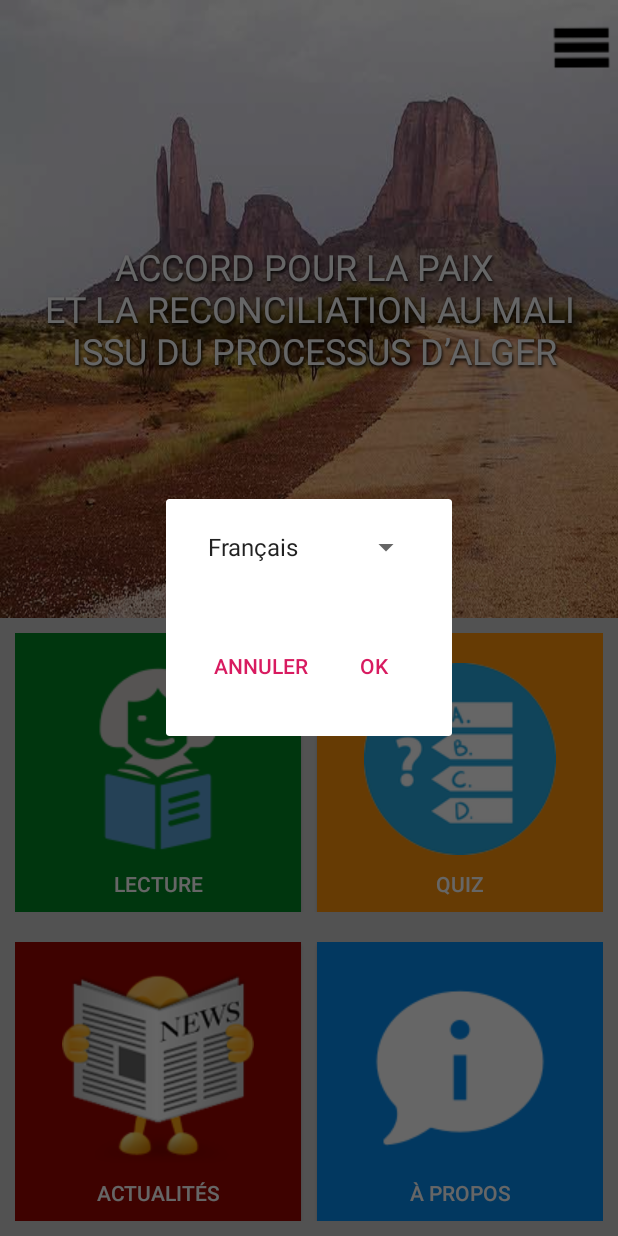
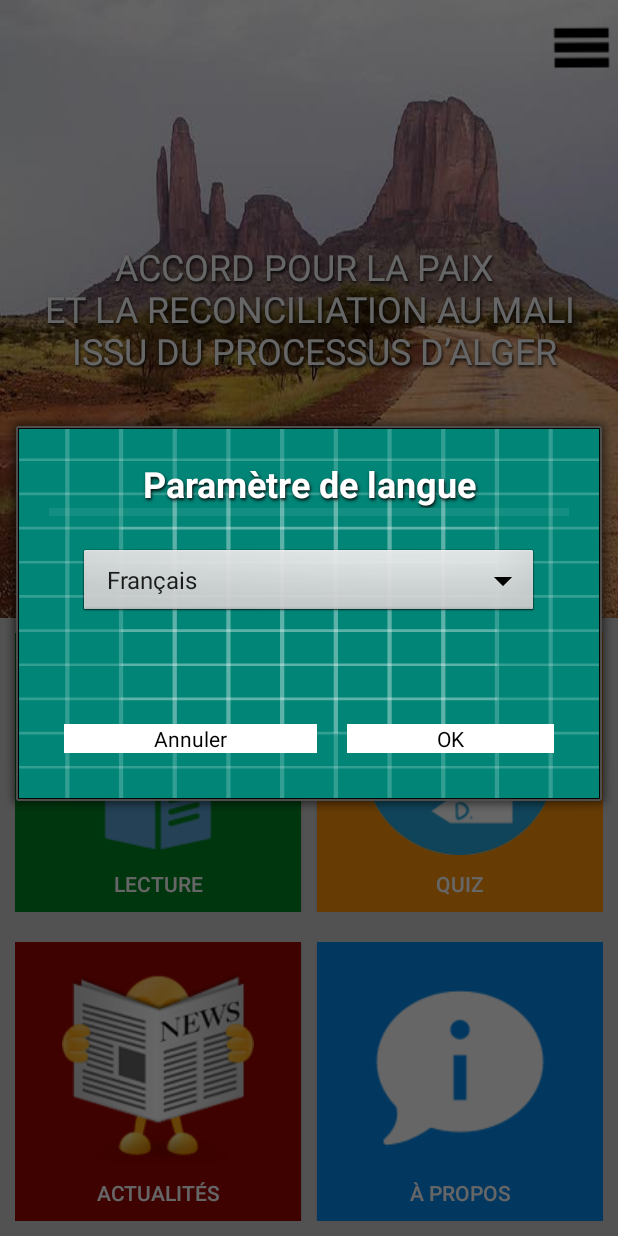
Before and after one commit to fadiga/Accord-Mali, an Android app: the screen it shows after launch (Home), after a tap on an icon or button, on a phone screen of 412 x 824 dp. Run offline under Robolectric (Android 15) with nearby library versions, the phone set to English and light mode, and no system bars.

Commit message:
Suite de l'amélioration des affichages.

```diff
--- a/AccordDroid/app/src/main/java/ml/unicef/accord_droid/Base.java
+++ b/AccordDroid/app/src/main/java/ml/unicef/accord_droid/Base.java
@@ -48,8 +48,10 @@ public class Base extends Activity {
 
     public void dialogueSettings() {
 
-        final Dialog settingdialog = new Dialog(Base.this);
+        final Dialog settingdialog = new Dialog(Base.this, R.style.hidetitle);
+
         settingdialog.setContentView(R.layout.add_preference);
+        settingdialog.setCancelable(false);
         settingdialog.setTitle("Paramètre de langue");
         settingdialog.show();
         spinner = settingdialog.findViewById(R.id.spinner);
--- a/AccordDroid/app/src/main/res/layout/add_preference.xml
+++ b/AccordDroid/app/src/main/res/layout/add_preference.xml
@@ -1,41 +1,75 @@
 <?xml version="1.0" encoding="utf-8"?>
 <LinearLayout xmlns:android="http://schemas.android.com/apk/res/android"
     android:layout_width="match_parent"
-    android:layout_height="wrap_content"
+    android:layout_height="match_parent"
+    android:background="@drawable/ic_launcher_background"
     android:gravity="center"
     android:orientation="vertical">
 
-    <android.support.v7.widget.AppCompatSpinner
+
+    <LinearLayout
+        android:layout_width="match_parent"
+        android:layout_height="wrap_content"
+        android:layout_margin="20dp"
+        android:layout_weight="0.50"
+        android:orientation="vertical">
+
+        <TextView
+            android:layout_width="match_parent"
+            android:layout_height="wrap_content"
+            android:gravity="center"
+            android:shadowColor="#0A0A0A"
+            android:shadowDx="1"
+            android:shadowDy="2"
+            android:shadowRadius="2"
+            android:textAlignment="center"
+            android:textColor="#fff"
+            android:textSize="24sp"
+            android:text="Paramètre de langue"
+            android:textStyle="bold"/>
+
+        <View
+            android:id="@+id/divider"
+            android:layout_width="match_parent"
+            android:layout_height="5dp"
+            android:background="?android:attr/listDivider" />
+
+        <Spinner
             android:id="@+id/spinner"
             android:layout_width="match_parent"
             android:layout_height="match_parent"
             android:layout_gravity="center"
+            android:layout_margin="20dp"
             android:gravity="center"
+            android:popupBackground="#fff"
             android:textSize="24sp"
-        android:layout_margin="20dp"
             android:theme="@android:style/Widget.Holo.Light.Spinner" />
+    </LinearLayout>
 
-        <android.support.v7.widget.LinearLayoutCompat
+    <LinearLayout
         android:layout_width="match_parent"
         android:layout_height="wrap_content"
-            android:orientation="horizontal"
         android:layout_margin="20dp"
-            android:layout_weight="0.50">
+        android:layout_weight="0.50"
+        android:orientation="horizontal">
 
         <Button
             android:id="@+id/cancelButton"
-                style="?android:attr/buttonBarButtonStyle"
             android:layout_width="wrap_content"
-                android:layout_height="wrap_content"
+            android:layout_height="match_parent"
             android:layout_weight="0.50"
+            android:layout_margin="10dp"
+            android:background="#FFF"
             android:text="@string/cancel" />
 
         <Button
             android:id="@+id/saveButton"
-                style="?android:attr/buttonBarButtonStyle"
             android:layout_width="wrap_content"
-                android:layout_height="wrap_content"
+            android:layout_height="match_parent"
+            android:layout_weight="0.50"
+            android:layout_margin="10dp"
+            android:background="#FFF"
             android:text="@string/ok" />
-        </android.support.v7.widget.LinearLayoutCompat>
+    </LinearLayout>
 
 </LinearLayout>
```
Also changed, not shown: AccordDroid/app/src/main/java/ml/unicef/accord_droid/PlayQuiz.java (+15 -12 lines), AccordDroid/app/src/main/res/layout/activity_play_quiz.xml (+8 -7 lines), AccordDroid/app/src/main/res/layout/preferences.xml (deleted, +0 -18 lines), AccordDroid/app/src/main/res/layout/row.xml (deleted, +0 -52 lines). Lines whose indentation alone changed are shown as unchanged.
